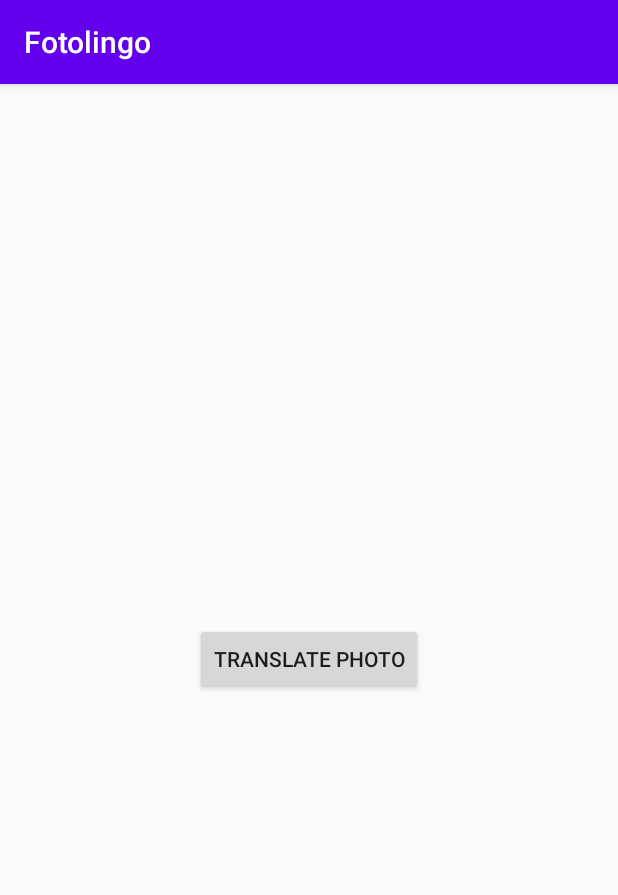
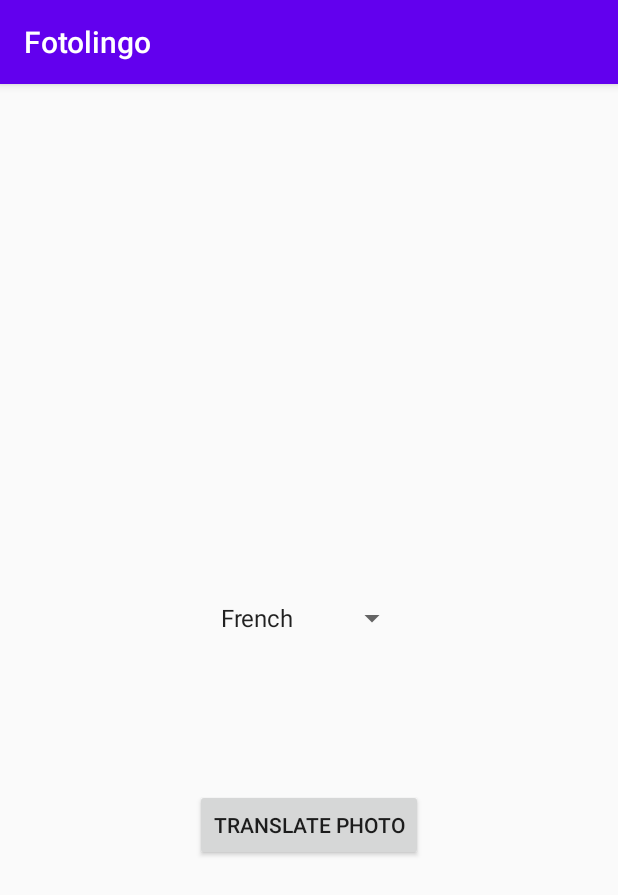
Before and after one commit to MiladRez/Fotolingo, an Android app: the screen it shows after launch (MainActivity), on a phone screen of 412 x 824 dp. Shown: the top 895 px of the screen. Run offline under Robolectric (Android 15) with nearby library versions, the phone set to English and light mode, and no system bars.

Commit message:
Added spinner for language select

```diff
--- a/app/src/main/java/com/example/fotolingo/MainActivity.java
+++ b/app/src/main/java/com/example/fotolingo/MainActivity.java
@@ -14,18 +14,48 @@ import android.content.pm.PackageManager;
 import android.os.Bundle;
 import android.util.Log;
 import android.view.View;
+import android.widget.AdapterView;
+import android.widget.ArrayAdapter;
 import android.widget.Button;
+import android.widget.Spinner;
+import android.widget.Toast;
 
-public class MainActivity extends AppCompatActivity {
+import java.util.ArrayList;
+import java.util.List;
+
+public class MainActivity extends AppCompatActivity implements AdapterView.OnItemSelectedListener {
 
     Button translatePhoto;
     int camera_permission = 1;
     int storage_permission = 2;
+    String selectedLanguage;
 
     @Override
     protected void onCreate(Bundle savedInstanceState) {
         super.onCreate(savedInstanceState);
         setContentView(R.layout.activity_main);
+
+        Spinner spinner = findViewById(R.id.languageSelector);
+        spinner.setOnItemSelectedListener(this);
+
+        // Spinner drop down elements
+        List<String> languages = new ArrayList<String>();
+        languages.add("French");
+        languages.add("German");
+        languages.add("Chinese");
+        languages.add("Japanese");
+        languages.add("Italian");
+        languages.add("Korean");
+        languages.add("Persian");
+
+        // creating adapter for spinner
+        ArrayAdapter<String> dataAdapter = new ArrayAdapter<String>(this, android.R.layout.simple_spinner_item, languages);
+
+        //drop down style
+        dataAdapter.setDropDownViewResource(android.R.layout.simple_spinner_dropdown_item);
+
+        //attaching data adapter to spinner
+        spinner.setAdapter(dataAdapter);
 
         if (ContextCompat.checkSelfPermission(this, Manifest.permission.CAMERA) != PackageManager.PERMISSION_GRANTED) {
             if (getFromPref(this, "ALLOWED", "camera_pref")) {
@@ -46,9 +76,23 @@ public class MainActivity extends AppCompatActivity {
         translatePhoto = findViewById(R.id.translatePhoto);
     }
 
+    @Override
+    public void onItemSelected(AdapterView<?> parent, View view, int position, long id) {
+        // on selecting a spinner item
+        selectedLanguage = parent.getItemAtPosition(position).toString();
+
+        // showing selected spinner item
+        Toast.makeText(parent.getContext(), "Selected: " + selectedLanguage, Toast.LENGTH_SHORT).show();
+    }
+
+    public void onNothingSelected(AdapterView<?> arg0) {
+        // auto-generated from spinner
+    }
+
     public void translatePhotoClickHandler(View v) {
         Log.d("HomePage", "Translate Photo button has been clicked!");
         Intent intent = new Intent(MainActivity.this, CameraPage.class);
+        intent.putExtra("SelectedLanguage", selectedLanguage);
         startActivity(intent);
     }
 
--- a/app/src/main/res/layout/activity_main.xml
+++ b/app/src/main/res/layout/activity_main.xml
@@ -1,25 +1,27 @@
 <?xml version="1.0" encoding="utf-8"?>
-<androidx.constraintlayout.widget.ConstraintLayout xmlns:android="http://schemas.android.com/apk/res/android"
+<RelativeLayout xmlns:android="http://schemas.android.com/apk/res/android"
     xmlns:app="http://schemas.android.com/apk/res-auto"
     xmlns:tools="http://schemas.android.com/tools"
     android:layout_width="match_parent"
     android:layout_height="match_parent"
     tools:context=".MainActivity">
 
+    <Spinner
+        android:id="@+id/languageSelector"
+        android:layout_width="wrap_content"
+        android:layout_height="wrap_content"
+        android:layout_alignParentBottom="true"
+        android:layout_centerHorizontal="true"
+        android:layout_marginBottom="400dp"
+        android:prompt="@string/spinner_prompt" />
+
     <Button
         android:id="@+id/translatePhoto"
         android:layout_width="wrap_content"
         android:layout_height="wrap_content"
-        android:layout_marginStart="128dp"
-        android:layout_marginLeft="128dp"
-        android:layout_marginTop="276dp"
-        android:layout_marginEnd="128dp"
-        android:layout_marginRight="128dp"
-        android:layout_marginBottom="278dp"
+        android:layout_alignParentBottom="true"
+        android:layout_centerHorizontal="true"
+        android:layout_marginBottom="250dp"
         android:onClick="translatePhotoClickHandler"
-        android:text="@string/HP_translate_photo_button"
-        app:layout_constraintBottom_toBottomOf="parent"
-        app:layout_constraintEnd_toEndOf="parent"
-        app:layout_constraintStart_toStartOf="parent"
-        app:layout_constraintTop_toTopOf="parent" />
-</androidx.constraintlayout.widget.ConstraintLayout>
+        android:text="@string/HP_translate_photo_button" />
+</RelativeLayout>
--- a/app/src/main/res/values/strings.xml
+++ b/app/src/main/res/values/strings.xml
@@ -6,4 +6,5 @@
     <string name="CP_translate_button">Translate</string>
     <string name="CaptureButton">Capture</string>
     <string name="backButton">Back</string>
+    <string name="spinner_prompt">Translate to</string>
 </resources>
```
Also changed, not shown: app/src/main/java/com/example/fotolingo/CameraPage.java (+45 -3 lines).
